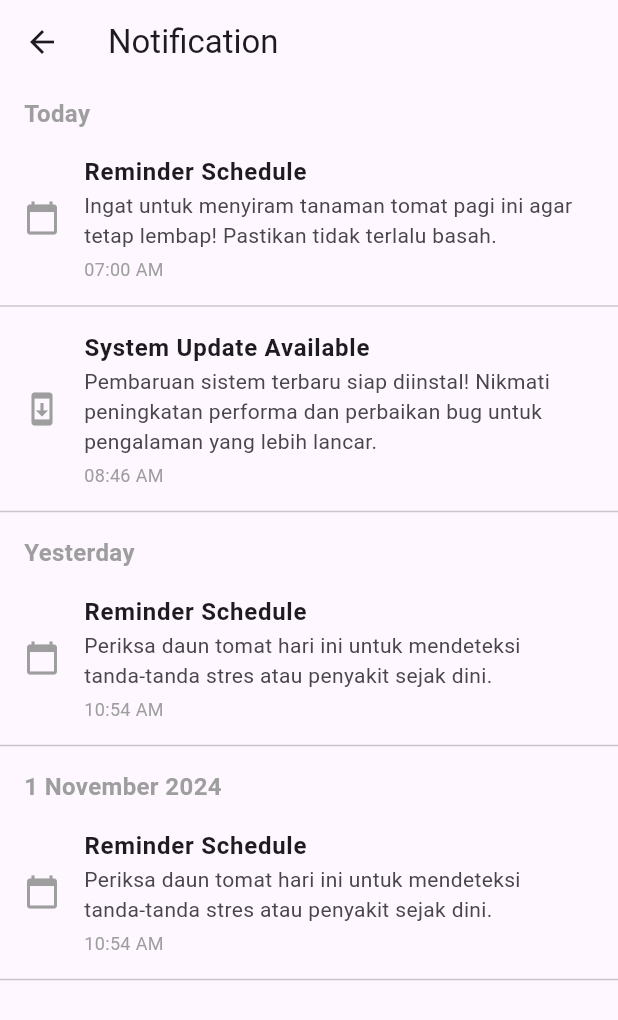
After one commit to PBL-Semester-5-Kelompok-3/Flutter_TomScan, a Flutter app: the NotificationPage screen opened directly, on a phone screen of 412 x 824 dp. The commit adds this screen. Shown: the top 1020 px of the screen. Run offline on Flutter 3.47's test engine with Material 3 defaults, Android fonts, the phone set to English and light mode, and no system bars; our stand-ins replace camera, carousel_slider, flutter_svg, google_fonts.

Commit message:
feat: notification page

```diff
--- a/lib/main.dart
+++ b/lib/main.dart
@@ -3,6 +3,7 @@ import 'package:flutter/material.dart';
 import 'package:toma_scan/ui/pages/home_page.dart';
 import 'package:toma_scan/ui/pages/onboarding_page.dart';
 import 'package:toma_scan/ui/pages/camera.dart';
+import 'package:toma_scan/ui/pages/notification_page.dart';
 import 'splash_screen.dart';
 
 late List<CameraDescription> cameras;
--- /dev/null
+++ b/lib/ui/pages/notification_page.dart
@@ -0,0 +1,95 @@
+import 'package:flutter/material.dart';
+
+class NotificationPage extends StatelessWidget {
+  final List<NotificationItem> notifications = [
+    NotificationItem(
+      title: "Reminder Schedule",
+      message: "Ingat untuk menyiram tanaman tomat pagi ini agar tetap lembap! Pastikan tidak terlalu basah.",
+      time: "07:00 AM",
+      icon: Icons.calendar_today,
+      date: "Today",
+    ),
+    NotificationItem(
+      title: "System Update Available",
+      message: "Pembaruan sistem terbaru siap diinstal! Nikmati peningkatan performa dan perbaikan bug untuk pengalaman yang lebih lancar.",
+      time: "08:46 AM",
+      icon: Icons.system_update,
+      date: "Today",
+    ),
+    NotificationItem(
+      title: "Reminder Schedule",
+      message: "Periksa daun tomat hari ini untuk mendeteksi tanda-tanda stres atau penyakit sejak dini.",
+      time: "10:54 AM",
+      icon: Icons.calendar_today,
+      date: "Yesterday",
+    ),
+    NotificationItem(
+      title: "Reminder Schedule",
+      message: "Periksa daun tomat hari ini untuk mendeteksi tanda-tanda stres atau penyakit sejak dini.",
+      time: "10:54 AM",
+      icon: Icons.calendar_today,
+      date: "1 November 2024",
+    ),
+  ];
+
+  @override
+  Widget build(BuildContext context) {
+    return Scaffold(
+      appBar: AppBar(
+        title: Text("Notification"),
+        leading: IconButton(
+          icon: Icon(Icons.arrow_back),
+          onPressed: () => Navigator.pop(context),
+        ),
+      ),
+      body: ListView.builder(
+        itemCount: notifications.length,
+        itemBuilder: (context, index) {
+          final notification = notifications[index];
+          return Column(
+            crossAxisAlignment: CrossAxisAlignment.start,
+            children: [
+              if (index == 0 || notifications[index - 1].date != notification.date)
+                Padding(
+                  padding: const EdgeInsets.symmetric(horizontal: 16.0, vertical: 8.0),
+                  child: Text(
+                    notification.date,
+                    style: TextStyle(fontSize: 16, fontWeight: FontWeight.bold, color: Colors.grey),
+                  ),
+                ),
+              ListTile(
+                leading: Icon(notification.icon, color: Colors.grey),
+                title: Text(notification.title, style: TextStyle(fontWeight: FontWeight.bold)),
+                subtitle: Column(
+                  crossAxisAlignment: CrossAxisAlignment.start,
+                  children: [
+                    Text(notification.message),
+                    SizedBox(height: 4),
+                    Text(notification.time, style: TextStyle(fontSize: 12, color: Colors.grey)),
+                  ],
+                ),
+              ),
+              Divider(),
+            ],
+          );
+        },
+      ),
+    );
+  }
+}
+
+class NotificationItem {
+  final String title;
+  final String message;
+  final String time;
+  final IconData icon;
+  final String date;
+
+  NotificationItem({
+    required this.title,
+    required this.message,
+    required this.time,
+    required this.icon,
+    required this.date,
+  });
+}
```
Also changed, not shown: belanja/analysis_options.yaml (added, +28 -0 lines), belanja/lib/main.dart (added, +125 -0 lines), belanja/pubspec.yaml (added, +89 -0 lines), belanja/pubspec.lock (added), pubspec.lock, 125 other files.
